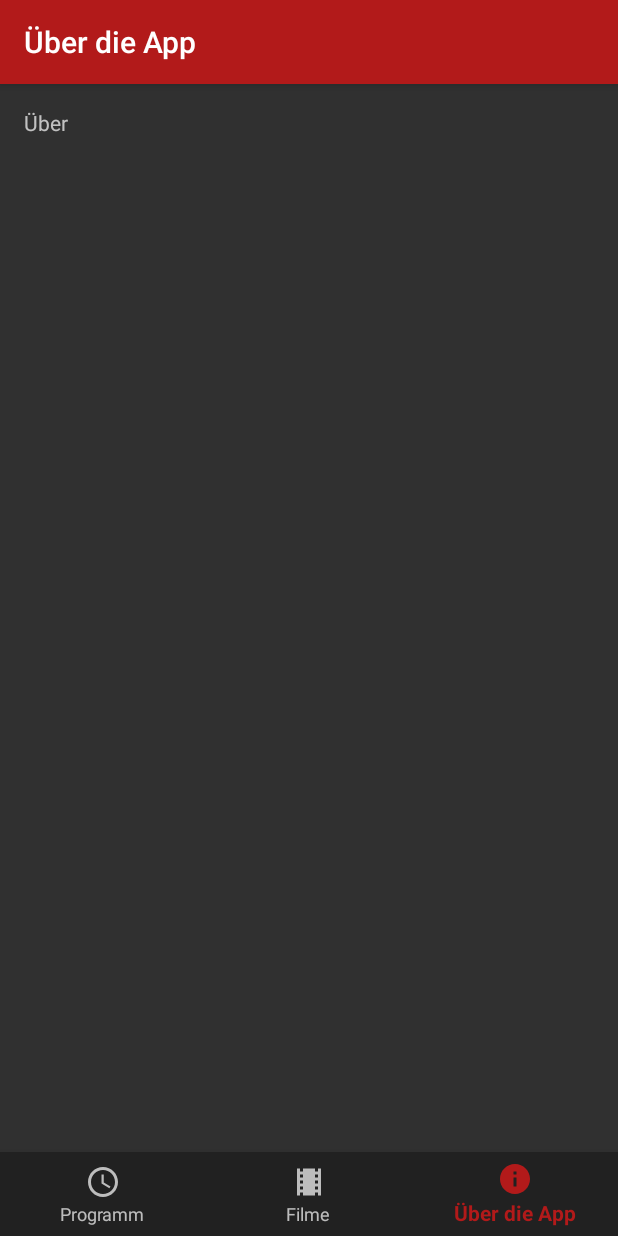
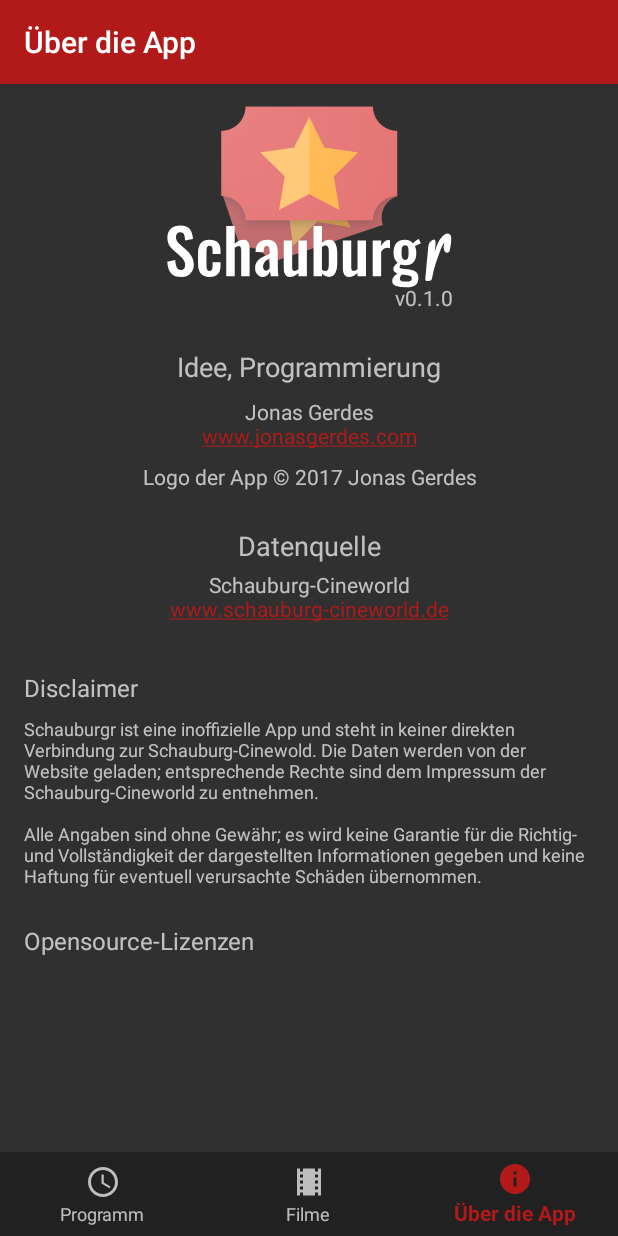
Before and after one commit to JGerdes/Schauburgr, an Android app: the screen it shows after launch (HomeActivity), item 3 of the bottom bar chosen, on a phone screen of 412 x 824 dp. Run offline under Robolectric (Android 15) with nearby library versions, the phone set to English and light mode, and no system bars; our stand-ins replace ButterKnife, Dagger/Hilt's generated code.

Commit message:
Create about page

```diff
--- /dev/null
+++ b/app/src/main/res/drawable/ic_logo.xml
@@ -0,0 +1,13 @@
+<vector android:height="64dp" android:viewportHeight="256.0"
+    android:viewportWidth="1024.0" android:width="256dp" xmlns:android="http://schemas.android.com/apk/res/android">
+    <path android:fillColor="#ffffff" android:pathData="M21.32,203.31Q9.26,189.59 8.16,162.39l28.09,-5.53q0.66,17 5.42,26t14.93,9q7.52,0 11.17,-4.54T71.42,175q0,-10.62 -4.76,-17.92T51.73,140.71L29.17,121q-10.4,-9.29 -15.59,-19.13T8.38,77.67q0,-21.23 12.39,-32.74T55,33.43q23,0 33,13.16t11.5,35.5L71.42,87q-0.66,-14.38 -3.87,-21.9T55,57.54q-7.52,0 -11.83,4.65T38.9,74.35q0,8.63 3.54,14.38A61.51,61.51 0,0 0,53.5 101.34L75.84,121a98,98 0,0 1,19.69 23.45q7.08,12.17 7.08,28.53A45.4,45.4 0,0 1,97 195.79a40.23,40.23 0,0 1,-15.82 15.59A47.56,47.56 0,0 1,57.7 217Q33.37,217 21.32,203.31Z"/>
+    <path android:fillColor="#ffffff" android:pathData="M127.15,204.52q-9.74,-12.05 -9.73,-34.62V131.42q0,-22.78 9.73,-34.73t31.19,-11.94q20.35,0 29.75,9.73t9.4,29.64v10.62H169.18V123.46q0,-10 -2.32,-13.71T158.56,106q-6.42,0 -8.74,4.65t-2.32,17v46.89q0,11.94 2.54,16.37t8.52,4.42q6.19,0 8.41,-4.09t2.21,-13.16V164.38h28.31v12.17q0,19.69 -9.51,29.86t-29.64,10.17Q136.88,216.58 127.15,204.52Z"/>
+    <path android:fillColor="#ffffff" android:pathData="M217.84,35.42h30.08v63.7q14.38,-14.38 31.63,-14.38 10.84,0 16,8t5.2,20.13V214.59H270.93V118.81q0,-6.19 -1.88,-9.07t-6.75,-2.88q-6.42,0.22 -14.38,6.41V214.59H217.84Z"/>
+    <path android:fillColor="#ffffff" android:pathData="M333.41,212.15a29.71,29.71 0,0 1,-9.73 -11.39,32.4 32.4,0 0,1 -3.43,-14.49q0,-14.38 6.41,-23.56a47.08,47.08 0,0 1,15.7 -14.38,209.32 209.32,0 0,1 24.33,-11.17l5.09,-2L371.78,124.12q0,-8.84 -2.1,-12.94t-8.07,-4.09q-10.18,0 -10.62,14.16l-0.44,7.74L322,127.88l0.22,-4.42q1.33,-19.91 11.83,-29.31t30,-9.4q18.8,0 27.87,10.29T401,124.12v59.06a268.31,268.31 0,0 0,2.21 31.41h-27q-2.21,-11.94 -3.1,-18.36a32.38,32.38 0,0 1,-9 14.49q-6.3,5.86 -16.26,5.86A24.6,24.6 0,0 1,333.41 212.15ZM366.26,191.58a22.51,22.51 0,0 0,5.53 -5.75L371.79,150q-23.23,12.61 -23.23,29 0,7.08 2.76,11.17a8.72,8.72 0,0 0,7.63 4.09A12,12 0,0 0,366.26 191.58Z"/>
+    <path android:fillColor="#ffffff" android:pathData="M427.53,208.62q-5.31,-8 -5.31,-20.13V86.74h29.86V183q0,6 2,9.07t6.86,3.1q5.53,-0.22 13.49,-6V86.74H504.5V214.59H474.42V202.42q-14.82,14.16 -30.75,14.16Q432.83,216.58 427.53,208.62Z"/>
+    <path android:fillColor="#ffffff" android:pathData="M558,205.08v9.51L528.17,214.59L528.17,35.42L558,35.42v61q12.16,-11.72 25.44,-11.72 15.93,0 22.45,12.72t6.53,30v43.35q0,20.57 -7.19,33.18T582.8,216.58Q570.19,216.58 558,205.08ZM580.12,189.37q2.21,-6.19 2.21,-17.47v-46q0,-21 -11.28,-21 -5.53,0 -13.05,5.31v81a22.39,22.39 0,0 0,13.27 4.42Q577.93,195.56 580.15,189.37Z"/>
+    <path android:fillColor="#ffffff" android:pathData="M637.65,208.62q-5.31,-8 -5.31,-20.13V86.74h29.86V183q0,6 2,9.07t6.86,3.1q5.53,-0.22 13.49,-6V86.74h30.08V214.59H684.55V202.42q-14.82,14.16 -30.75,14.16Q643,216.58 637.65,208.62Z"/>
+    <path android:fillColor="#ffffff" android:pathData="M738.51,86.74H768.6v19.69q11.94,-21.23 26.76,-21.23a21.72,21.72 0,0 1,4.64 0.66v28.75a29.29,29.29 0,0 0,-9.29 -1.55,24 24,0 0,0 -12.17,3.54q-5.31,3.32 -10,10.62v87.37H738.51Z"/>
+    <path android:fillColor="#ffffff" android:pathData="M822.23,249.2q-14.27,-4.31 -14.27,-18a24.32,24.32 0,0 1,5.31 -15.26,49.92 49.92,0 0,1 13,-11.72q-7.74,-2.65 -11.06,-6.64a14.07,14.07 0,0 1,-3.32 -9.29,17.64 17.64,0 0,1 3.65,-10.84A77.83,77.83 0,0 1,827 165.92a35.64,35.64 0,0 1,-10.73 -13.6q-3.65,-8.07 -3.65,-21.35 0,-23 10.51,-34.62t30.19,-11.61q20.13,0 27.65,12.61a54,54 0,0 1,17.47 -13.94l4.2,-1.77 7.08,16.15a100.68,100.68 0,0 0,-11.28 4.2,63.16 63.16,0 0,0 -10.17,5.09 53.07,53.07 0,0 1,3.65 10.62,55.41 55.41,0 0,1 1.66,13.49q0,20.79 -9.4,32.4t-29.53,11.61A49.53,49.53 0,0 1,838 172.56q-4.65,6.19 -4.2,9.29 0,4 11.28,5.31 3.1,0.66 15.93,2 2.43,0.22 8.18,0.88 16.59,2 24.11,9.51T900.87,221q0,16.37 -10,24.44t-32.07,8.07Q836.5,253.52 822.23,249.2ZM872.66,230.73a8.8,8.8 0,0 0,4.76 -8q0.44,-6 -2.88,-8.74t-12.61,-3.65l-19.46,-2.21a49,49 0,0 0,-5.42 7.3A14.47,14.47 0,0 0,835 223a8.05,8.05 0,0 0,4.87 7.85q4.86,2.32 18.58,2.32Q868.13,233.17 872.66,230.73ZM863.66,150.22q2.43,-6 2.43,-20.13 0,-14.38 -2.21,-20.35t-10.17,-6q-8,0 -10.4,6.19t-2.43,20.13q0,13.05 2.54,19.58t10.06,6.52Q861.27,156.19 863.71,150.22Z"/>
+    <path android:fillColor="#ffffff" android:pathData="M958.27,128.67q15.52,-53.49 38.94,-64.51a14.91,14.91 0,0 1,11.15 -1,12.88 12.88,0 0,1 8,7.2q2.59,5.5 0.83,22.1t-4.21,28.61q-1.4,6.18 -5.85,8.27a9,9 0,0 1,-8.44 0,13.5 13.5,0 0,1 -6.05,-6.46q-4.58,-9.74 0.09,-26.93l-0.41,-0.15q-4.46,2.61 -14.45,29.2T961.6,171.83q-6.24,20.26 -11.78,47.68 -1.52,8.13 -4.55,9.55a26.61,26.61 0,0 1,-8.94 1.88q-5.9,0.45 -7.36,0.1a3.77,3.77 0,0 1,-2.39 -2.32,13.08 13.08,0 0,1 -1,-5.12 66.22,66.22 0,0 1,0.68 -9.37q0.78,-6.23 1.87,-19.84t3.86,-41.45q2.76,-27.84 3.18,-33.55a127.58,127.58 0,0 1,2.38 -17.66q2.57,-11 17.67,-18.13 3.39,-1.59 5.38,2.64 3.12,6.64 -0.53,30.75Z"/>
+</vector>
--- a/app/src/main/res/layout/home_about.xml
+++ b/app/src/main/res/layout/home_about.xml
@@ -1,13 +1,115 @@
 <?xml version="1.0" encoding="utf-8"?>
-<LinearLayout xmlns:android="http://schemas.android.com/apk/res/android"
+<android.support.v4.widget.NestedScrollView
+    xmlns:android="http://schemas.android.com/apk/res/android"
+    android:layout_width="match_parent"
+    android:layout_height="match_parent">
+
+    <LinearLayout
         android:layout_width="match_parent"
         android:layout_height="match_parent"
+        android:gravity="center_horizontal"
         android:orientation="vertical">
+
+        <FrameLayout
+            android:layout_width="wrap_content"
+            android:layout_height="160dp">
+
+
+            <ImageView
+                android:layout_width="128dp"
+                android:layout_height="128dp"
+                android:layout_gravity="top|center"
+                android:src="@drawable/ic_launcher_128dp"/>
+
+            <ImageView
+                android:layout_width="192dp"
+                android:layout_height="wrap_content"
+                android:layout_gravity="bottom|center"
+                android:layout_marginBottom="16dp"
+                android:src="@drawable/ic_logo"
+                android:tint="#ffffff"/>
+
+            <TextView
+                android:id="@+id/versionCode"
+                android:layout_width="wrap_content"
+                android:layout_height="wrap_content"
+                android:layout_gravity="bottom|right"
+                android:layout_marginBottom="8dp"
+                android:text="v0.1.0"/>
+        </FrameLayout>
+
+        <TextView
+            android:layout_width="match_parent"
+            android:layout_height="wrap_content"
+            android:fontFamily="sans-serif light"
+            android:gravity="center"
+            android:paddingTop="16dp"
+            android:text="@string/about_idea"
+            android:textSize="18sp"/>
+
+        <TextView
+            android:layout_width="match_parent"
+            android:layout_height="wrap_content"
+            android:layout_marginTop="8dp"
+            android:autoLink="web"
+            android:gravity="center"
+            android:text="@string/about_jonas_gerdes"
+            android:textColorLink="@color/colorPrimary"/>
+
+        <TextView
+            android:layout_width="match_parent"
+            android:layout_height="wrap_content"
+            android:autoLink="web"
+            android:gravity="center"
+            android:paddingTop="8dp"
+            android:text="@string/about_logo"/>
+
+        <TextView
+            android:layout_width="match_parent"
+            android:layout_height="wrap_content"
+            android:fontFamily="sans-serif light"
+            android:gravity="center"
+            android:paddingTop="24dp"
+            android:text="@string/about_data_source"
+            android:textSize="18sp"/>
+
+        <TextView
+            android:layout_width="match_parent"
+            android:layout_height="wrap_content"
+            android:layout_marginTop="4dp"
+            android:autoLink="web"
+            android:gravity="center"
+            android:text="@string/about_schauburg"
+            android:textColorLink="@color/colorPrimary"/>
 
         <TextView
             android:layout_width="wrap_content"
             android:layout_height="wrap_content"
-        android:layout_margin="16dp"
-        android:text="Über"/>
+            android:layout_gravity="start"
+            android:layout_marginStart="16dp"
+            android:layout_marginTop="16dp"
+            android:paddingTop="16dp"
+            android:text="@string/about_disclaimer_title"
+            android:textSize="16sp"/>
+
+        <TextView
+            android:layout_width="wrap_content"
+            android:layout_height="wrap_content"
+            android:layout_marginLeft="16dp"
+            android:layout_marginRight="16dp"
+            android:layout_marginTop="8dp"
+            android:text="@string/about_disclaimer"
+            android:textSize="12sp"/>
+
+        <TextView
+            android:layout_width="match_parent"
+            android:layout_height="wrap_content"
+            android:layout_gravity="start"
+            android:layout_marginStart="16dp"
+            android:fontFamily="sans-serif light"
+            android:paddingTop="24dp"
+            android:text="@string/about_open_source_title"
+            android:textSize="16sp"/>
 
     </LinearLayout>
+</android.support.v4.widget.NestedScrollView>
--- a/app/src/main/res/values/strings.xml
+++ b/app/src/main/res/values/strings.xml
@@ -3,6 +3,18 @@
     <string name="title_guide">Programm</string>
     <string name="title_movies">Filme</string>
     <string name="title_about">Über die App</string>
+
     <string name="day_title_today">Heute</string>
     <string name="day_title_tomorrow">Morgen</string>
+
+    <string name="about_idea">Idee, Programmierung</string>
+    <string name="about_jonas_gerdes">Jonas Gerdes\nwww.jonasgerdes.com</string>
+    <string name="about_logo">Logo der App © 2017 Jonas Gerdes</string>
+    <string name="about_data_source">Datenquelle</string>
+    <string name="about_schauburg">Schauburg-Cineworld\nwww.schauburg-cineworld.de</string>
+    <string name="about_disclaimer_title">Disclaimer</string>
+    <string name="about_disclaimer">Schauburgr ist eine inoffizielle App und steht in keiner direkten Verbindung zur Schauburg-Cinewold. Die Daten werden von der Website geladen; entsprechende Rechte sind dem Impressum der Schauburg-Cineworld zu entnehmen.
+        \n\nAlle Angaben sind ohne Gewähr; es wird keine Garantie für die Richtig- und Vollständigkeit der dargestellten Informationen gegeben und keine Haftung für eventuell verursachte Schäden übernommen.</string>
+    <string name="about_open_source_title">Opensource-Lizenzen</string>
+
 </resources>
```
Also changed, not shown: app/src/main/res/drawable-hdpi/ic_launcher_128dp.webp (added), app/src/main/res/drawable-xhdpi/ic_launcher_128dp.webp (added), app/src/main/res/drawable-xxhdpi/ic_launcher_128dp.webp (added), app/src/main/res/drawable-xxxhdpi/ic_launcher_128dp.webp (added). Lines whose indentation alone changed are shown as unchanged.
